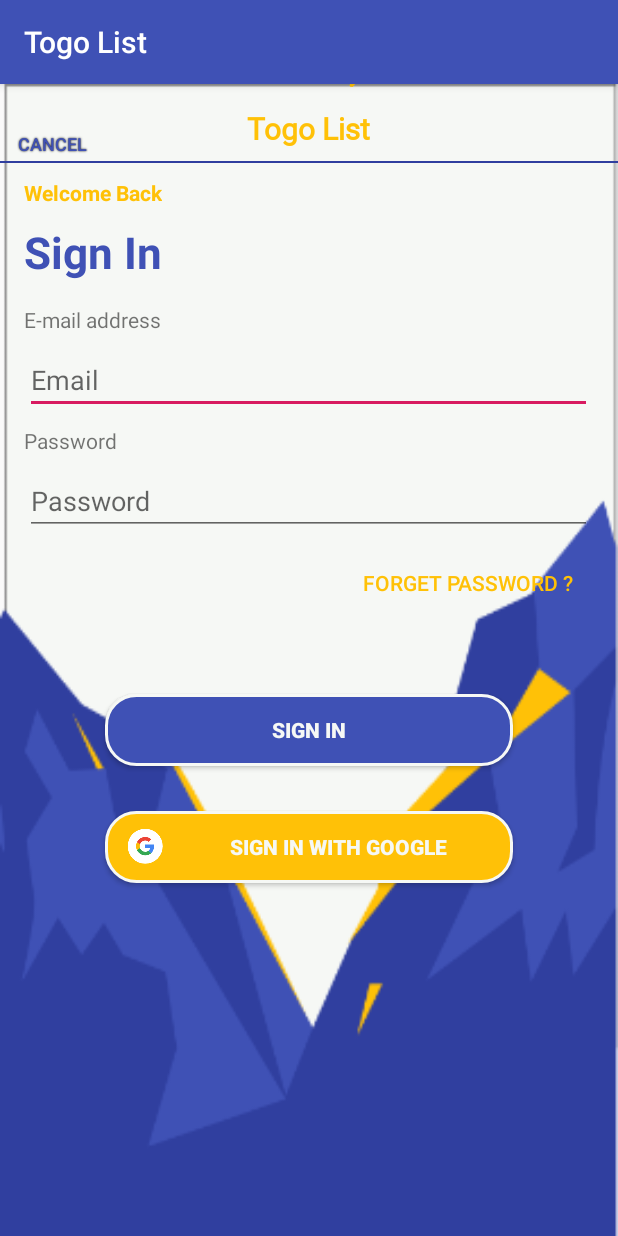
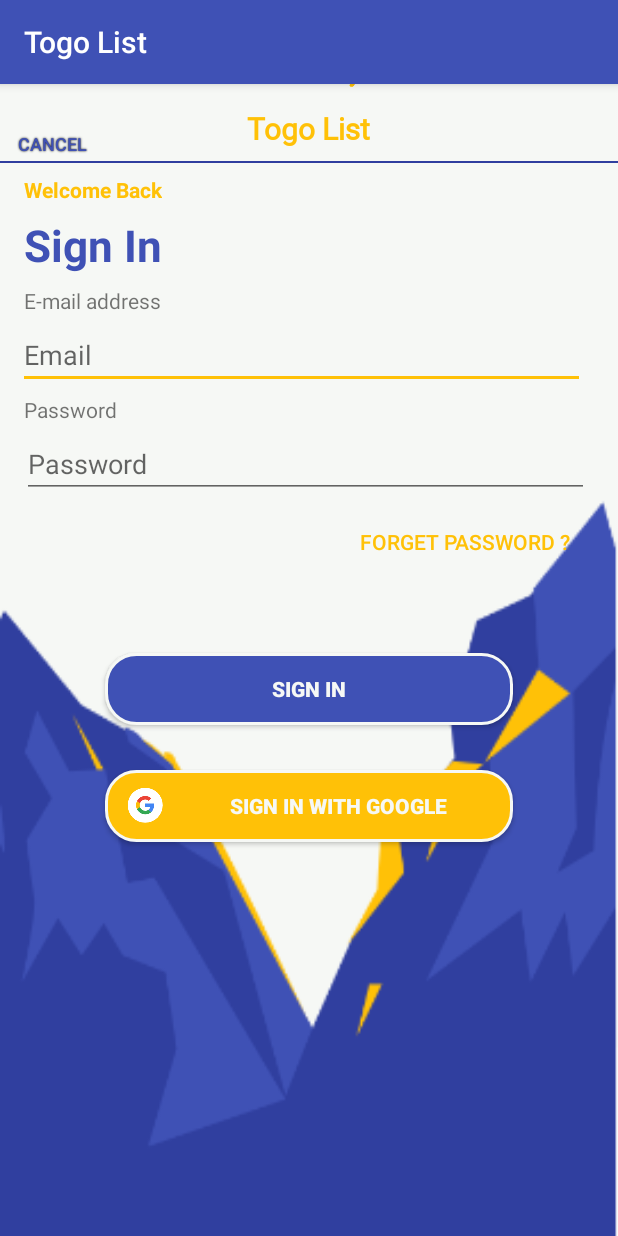
Before and after one commit to alfayedoficial/Togo_List, an Android app: the screen it shows after launch (SignInActivity), after a tap on "SIGN IN", on a phone screen of 412 x 824 dp. Run offline under Robolectric (Android 15) with nearby library versions, the phone set to English and light mode, and no system bars.

Commit message:
Update names of classes and id

```diff
--- a/app/src/main/java/com/group4/togolist/view/FirstActivity.java
+++ b/app/src/main/java/com/group4/togolist/view/FirstActivity.java
@@ -15,13 +15,13 @@ public class FirstActivity extends AppCompatActivity implements View.OnClickList
     @Override
     protected void onCreate(Bundle savedInstanceState) {
         super.onCreate(savedInstanceState);
-        setContentView(R.layout.activity_home);
+        setContentView(R.layout.activity_first);
         initComponent();
     }
 
     private void initComponent() {
-        btnSignIN = findViewById(R.id.btn_sign_in);
-        btnCreateAccount = findViewById(R.id.btn_create_account);
+        btnSignIN = findViewById(R.id.btnSignIn);
+        btnCreateAccount = findViewById(R.id.btnSignUp);
 
         // assigning Events to Buttons
         btnSignIN.setOnClickListener(this);
@@ -31,11 +31,11 @@ public class FirstActivity extends AppCompatActivity implements View.OnClickList
     @Override
     public void onClick(View view) {
         switch (view.getId()) {
-            case R.id.btn_sign_in:
+            case R.id.btnSignIn:
                 Intent SignIN = new Intent(FirstActivity.this, SignInActivity.class);
                 startActivity(SignIN);
                 break;
-            case R.id.btn_create_account:
+            case R.id.btnSignUp:
                 Intent SignUP = new Intent(FirstActivity.this, SignUpActivity.class);
                 startActivity(SignUP);
                 break;
--- a/app/src/main/res/drawable-xhdpi/gradient_btn_signup.xml
+++ b/app/src/main/res/drawable-xhdpi/gradient_btn_signup.xml
@@ -1,5 +1,5 @@
 <?xml version="1.0" encoding="utf-8"?>
-<ripple xmlns:android="http://schemas.android.com/apk/res/android" android:color="@color/colorAccent">
+<ripple xmlns:android="http://schemas.android.com/apk/res/android" android:color="@color/colorPrimary">
 	 <item>
 		  <shape xmlns:android="http://schemas.android.com/apk/res/android"
 			   android:padding="10dp"
--- a/app/src/main/res/layout/activity_sign_in.xml
+++ b/app/src/main/res/layout/activity_sign_in.xml
@@ -7,7 +7,7 @@
 	 tools:context=".view.SignInActivity"
 	 android:background="@drawable/background_signin">
 	 <ImageView
-		  android:id="@+id/id_splashIcon4"
+		  android:id="@+id/id_SplashIcon"
 		  android:layout_width="30dp"
 		  android:layout_height="30dp"
 		  android:layout_marginBottom="36dp"
@@ -66,7 +66,7 @@
 		  android:layout_width="wrap_content"
 		  android:layout_height="wrap_content"
 		  android:layout_marginStart="16dp"
-		  android:layout_marginTop="10dp"
+		  android:layout_marginTop="8dp"
 		  android:text="@string/welcomeback"
 		  android:textColor="@color/home_color"
 		  android:textStyle="bold"
@@ -77,7 +77,7 @@
 		  android:id="@+id/textView3"
 		  android:layout_width="wrap_content"
 		  android:layout_height="wrap_content"
-		  android:layout_marginTop="10dp"
+		  android:layout_marginTop="7dp"
 		  android:text="@string/signin"
 		  android:textColor="@color/colorPrimary"
 		  android:textSize="29sp"
@@ -89,7 +89,7 @@
 		  android:id="@+id/textView_email"
 		  android:layout_width="wrap_content"
 		  android:layout_height="wrap_content"
-		  android:layout_marginTop="16dp"
+		  android:layout_marginTop="8dp"
 		  android:text="@string/email"
 		  app:layout_constraintStart_toStartOf="@+id/textView3"
 		  app:layout_constraintTop_toBottomOf="@+id/textView3" />
@@ -98,20 +98,22 @@
 		  android:id="@+id/editText_email"
 		  android:layout_width="378dp"
 		  android:layout_height="wrap_content"
-		android:layout_marginTop="8dp"
+		  android:layout_marginStart="12dp"
+		  android:layout_marginTop="4dp"
 		  android:layout_marginEnd="17dp"
 		  android:ems="10"
 		  android:hint="@string/e_mail"
 		  android:inputType="textEmailAddress"
 		  app:layout_constraintEnd_toEndOf="parent"
-		app:layout_constraintStart_toStartOf="@+id/textView_email"
+		  app:layout_constraintHorizontal_bias="0.0"
+		  app:layout_constraintStart_toStartOf="parent"
 		  app:layout_constraintTop_toBottomOf="@+id/textView_email" />
 
 	 <TextView
 		  android:id="@+id/textView_email2"
 		  android:layout_width="wrap_content"
 		  android:layout_height="wrap_content"
-		  android:layout_marginTop="8dp"
+		  android:layout_marginTop="4dp"
 		  android:text="@string/password"
 		  app:layout_constraintStart_toStartOf="@+id/textView3"
 		  app:layout_constraintTop_toBottomOf="@+id/editText_email" />
@@ -120,25 +122,26 @@
 		  android:id="@+id/editText_password"
 		  android:layout_width="378dp"
 		  android:layout_height="wrap_content"
-		android:layout_marginTop="8dp"
+		  android:layout_marginStart="12dp"
+		  android:layout_marginTop="4dp"
 		  android:layout_marginEnd="17dp"
 		  android:ems="10"
 		  android:hint="@string/password"
 		  android:inputType="textPassword"
 		  app:layout_constraintEnd_toEndOf="parent"
-		app:layout_constraintStart_toStartOf="@+id/textView3"
+		  app:layout_constraintStart_toStartOf="parent"
 		  app:layout_constraintTop_toBottomOf="@+id/textView_email2" />
 
 	 <Button
 		  android:id="@+id/btn_forget_password"
+		  style="@style/Widget.AppCompat.Button.Borderless.Colored"
 		  android:layout_width="wrap_content"
 		  android:layout_height="wrap_content"
-		  android:layout_marginTop="8dp"
+		  android:layout_marginTop="5dp"
 		  android:text="@string/forgetpassword"
+		  android:textColor="@color/home_color"
 		  app:layout_constraintEnd_toEndOf="@+id/editText_password"
-		  app:layout_constraintTop_toBottomOf="@+id/editText_password"
-		  style="@style/Widget.AppCompat.Button.Borderless.Colored"
-		  android:textColor="@color/home_color"/>
+		  app:layout_constraintTop_toBottomOf="@+id/editText_password" />
 
 	 <Button
 		  android:id="@+id/btn_sign_in_sgin_in_activity"
--- a/app/src/main/res/layout/activity_splash.xml
+++ b/app/src/main/res/layout/activity_splash.xml
@@ -8,7 +8,7 @@
 	 tools:context=".view.SplashActivity">
 
 	 <TextView
-		  android:id="@+id/id_name_app"
+		  android:id="@+id/idNameApp"
 		  android:layout_width="wrap_content"
 		  android:layout_height="wrap_content"
 		  android:layout_marginTop="70dp"
@@ -30,8 +30,8 @@
 		  android:layout_width="37dp"
 		  android:layout_height="51dp"
 		  android:src="@drawable/planeicon"
-		  app:layout_constraintBottom_toBottomOf="@+id/id_name_app"
-		  app:layout_constraintEnd_toEndOf="@+id/id_name_app"
+		  app:layout_constraintBottom_toBottomOf="@+id/idNameApp"
+		  app:layout_constraintEnd_toEndOf="@+id/idNameApp"
 		  app:layout_constraintTop_toTopOf="parent"
 		  app:layout_constraintVertical_bias="0.366" />
 
--- a/app/src/main/res/values/colors.xml
+++ b/app/src/main/res/values/colors.xml
@@ -2,7 +2,7 @@
 <resources>
 	 <color name="colorPrimary">#3F51B5</color>
 	 <color name="colorPrimaryDark">#303F9F</color>
-	 <color name="colorAccent">#D81B60</color>
+	 <color name="colorAccent">#FFC107</color>
 
 	 // colors
 	 <color name="background_offwhite">#F6F8F5</color>
```
Also changed, not shown: app/src/main/res/layout/activity_first.xml (renamed from app/src/main/res/layout/activity_home.xml, +7 -7 lines), app/src/main/res/drawable-hdpi/background_signin.png, app/src/main/res/drawable-ldpi/background_signin.png, app/src/main/res/drawable-mdpi/background_signin.png, app/src/main/res/drawable-xhdpi/background_signin.png, app/src/main/res/drawable-xxhdpi/background_signin.png, app/src/main/res/drawable-xxxhdpi/background_signin.png. Lines whose indentation alone changed are shown as unchanged.
